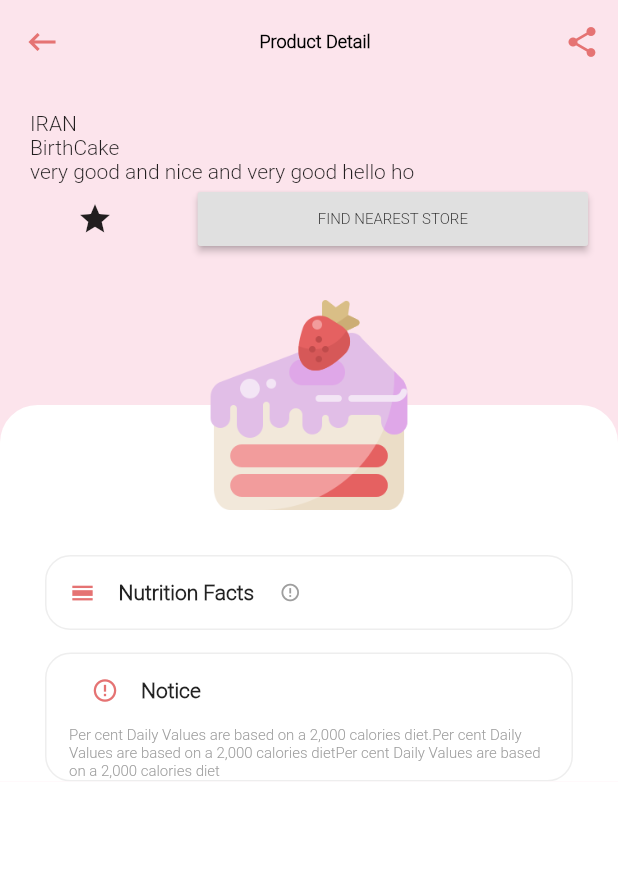
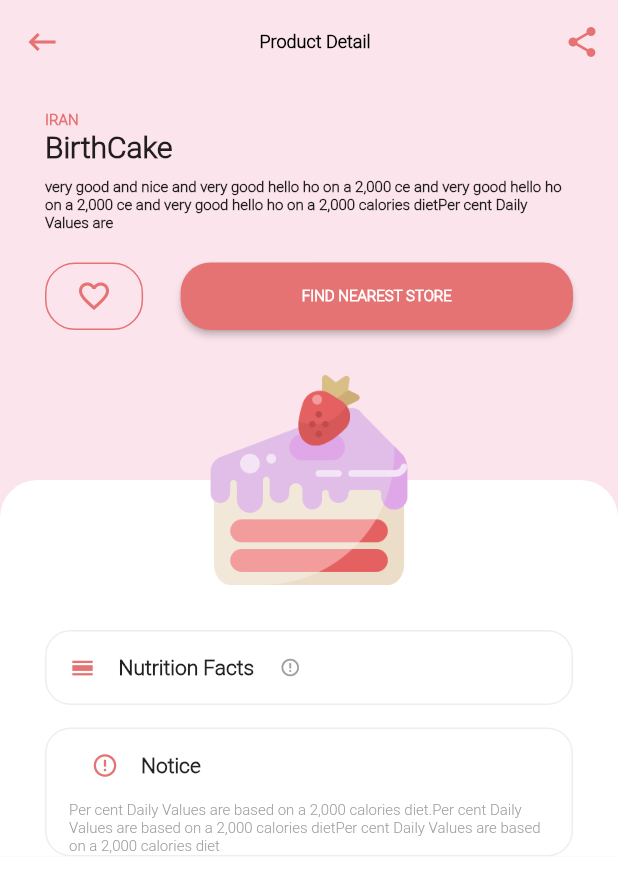
Before and after one commit to mahmoud-eslami/dessert_time, a Flutter app: the DetailsPage screen opened directly, on a phone screen of 412 x 824 dp. Shown: the top 895 px of the screen. Run offline on Flutter 3.47's test engine with Material 2 defaults, Android fonts, the phone set to English and light mode, and no system bars; our stand-ins replace bloc, dio, equatable, flutter_bloc; network calls fail.

Commit message:
work on flexible widget in dessertDetail page

```diff
--- a/lib/pages/dessertDetails.dart
+++ b/lib/pages/dessertDetails.dart
@@ -12,8 +12,9 @@ class DetailsPage extends StatelessWidget {
         slivers: <Widget>[
           SliverAppBar(
             pinned: true,
+            elevation: 0,
             backgroundColor: AppColor.detailsBkColor,
-            expandedHeight: 200,
+            expandedHeight: 250,
             title: Center(
                 child: Text(
               'Product Detail',
@@ -38,8 +39,13 @@ class DetailsPage extends StatelessWidget {
                 color: AppColor.detailsIconColor,
               )
             ],
-            flexibleSpace: _flexibleSpaceBar('IRAN', 'BirthCake',
-                'very good and nice and very good hello ho'),
+            flexibleSpace: _flexibleSpaceBar(
+                'IRAN',
+                'BirthCake',
+                'very good and nice and very good he'
+                    'llo ho on a 2,000 ce and very good hello h'
+                    'o on a 2,000 ce and very good hello ho on a 2,000 '
+                    'calories dietPer cent Daily Values are'),
           ),
           SliverList(
               delegate: SliverChildListDelegate(
@@ -170,34 +176,82 @@ Widget _flexibleSpaceBar(
     String countyName, String itemName, String description) {
   return FlexibleSpaceBar(
     background: Padding(
-      padding: EdgeInsets.symmetric(horizontal: 20, vertical: 30),
+      padding: EdgeInsets.symmetric(horizontal: 30, vertical: 30),
       child: Column(
         mainAxisAlignment: MainAxisAlignment.end,
         crossAxisAlignment: CrossAxisAlignment.start,
         children: <Widget>[
-          Text('$countyName'),
-          Text('$itemName'),
-          Text('$description'),
+          Text(
+            '$countyName',
+            maxLines: 1,
+            style: TextStyle(
+                color: AppColor.dessertCountryColor,
+                fontWeight: FontWeight.bold,
+                fontSize: 10),
+          ),
+          Text(
+            '$itemName',
+            maxLines: 1,
+            style: TextStyle(
+              fontWeight: FontWeight.bold,
+              fontSize: 20,
+            ),
+          ),
+          SizedBox(
+            height: 10,
+          ),
+          Text(
+            '$description',
+            maxLines: 3,
+            style: TextStyle(fontSize: 10, fontWeight: FontWeight.bold),
+          ),
+          SizedBox(
+            height: 20,
+          ),
           Row(
             children: <Widget>[
               Expanded(
-                child: Container(
-                    child:
-                        IconButton(icon: Icon(Icons.star), onPressed: () {})),
+                child: SizedBox(
+                    height: 45,
+                    child: RaisedButton(
+                      child: Icon(
+                        Icons.favorite_border,
+                        color: AppColor.detailsIconColor,
+                      ),
+                      color: AppColor.detailsBkColor,
+                      elevation: 0,
+                      highlightElevation: 0,
+                      onPressed: () {},
+                      shape: RoundedRectangleBorder(
+                        side: BorderSide(color: AppColor.detailsIconColor),
+                        borderRadius: BorderRadius.all(
+                          Radius.circular(20),
+                        ),
+                      ),
+                    )),
                 flex: 1,
               ),
               SizedBox(
                 width: 25,
               ),
               Expanded(
-                child: RaisedButton(
-                  onPressed: () {},
-                  child: Text(
-                    'FIND NEAREST STORE',
-                    style: TextStyle(fontSize: 10),
+                child: SizedBox(
+                  height: 45,
+                  child: RaisedButton(
+                    shape: RoundedRectangleBorder(
+                        borderRadius: BorderRadius.all(Radius.circular(20))),
+                    color: AppColor.detailsIconColor,
+                    onPressed: () {},
+                    child: Text(
+                      'FIND NEAREST STORE',
+                      style: TextStyle(
+                          fontSize: 10,
+                          color: Colors.white,
+                          fontWeight: FontWeight.bold),
+                    ),
                   ),
                 ),
-                flex: 3,
+                flex: 4,
               )
             ],
           )
```
